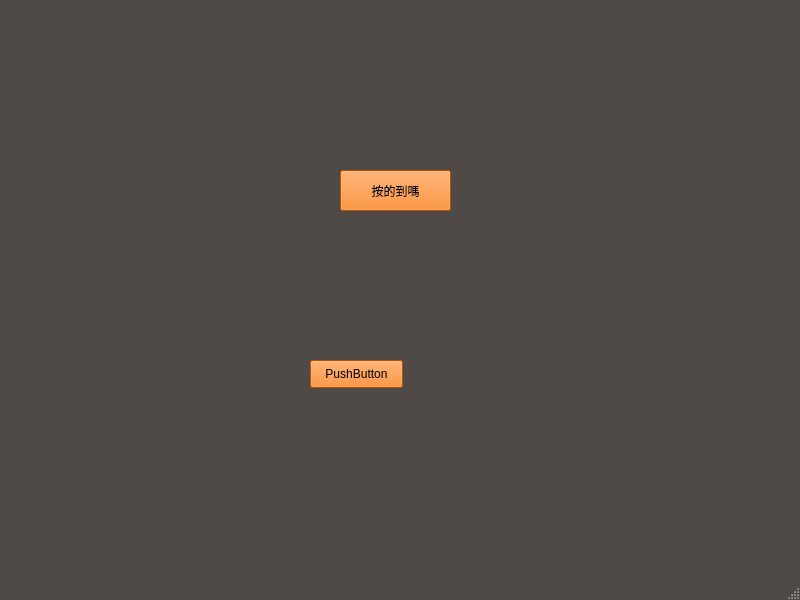
Old version of the form QT/testMVC.ui in the repository lisheng-yao/spyder_workspace_W.
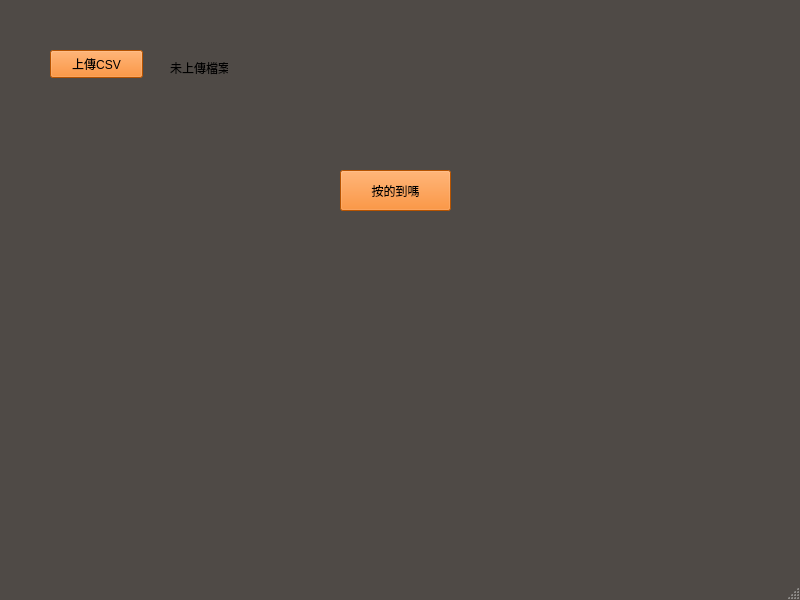
New version of the form.

```diff
--- a/QT/testMVC.ui
+++ b/QT/testMVC.ui
@@ -24,6 +24,14 @@
 }
 
 
+QPushButton:hover {
+        color: :#FF7400;
+        background: 'black';
+    }
+
+
+
+
 QMainWindow 
 
 {
@@ -51,14 +59,27 @@
    <widget class="QPushButton" name="pushButton_2">
     <property name="geometry">
      <rect>
-      <x>310</x>
-      <y>360</y>
+      <x>50</x>
+      <y>50</y>
       <width>93</width>
       <height>28</height>
      </rect>
     </property>
     <property name="text">
-     <string>PushButton</string>
+     <string>上傳CSV</string>
+    </property>
+   </widget>
+   <widget class="QLabel" name="label">
+    <property name="geometry">
+     <rect>
+      <x>170</x>
+      <y>60</y>
+      <width>58</width>
+      <height>15</height>
+     </rect>
+    </property>
+    <property name="text">
+     <string>未上傳檔案</string>
     </property>
    </widget>
   </widget>
```
Left out of the diff: 2 changed lines with no effect on the pictures.
